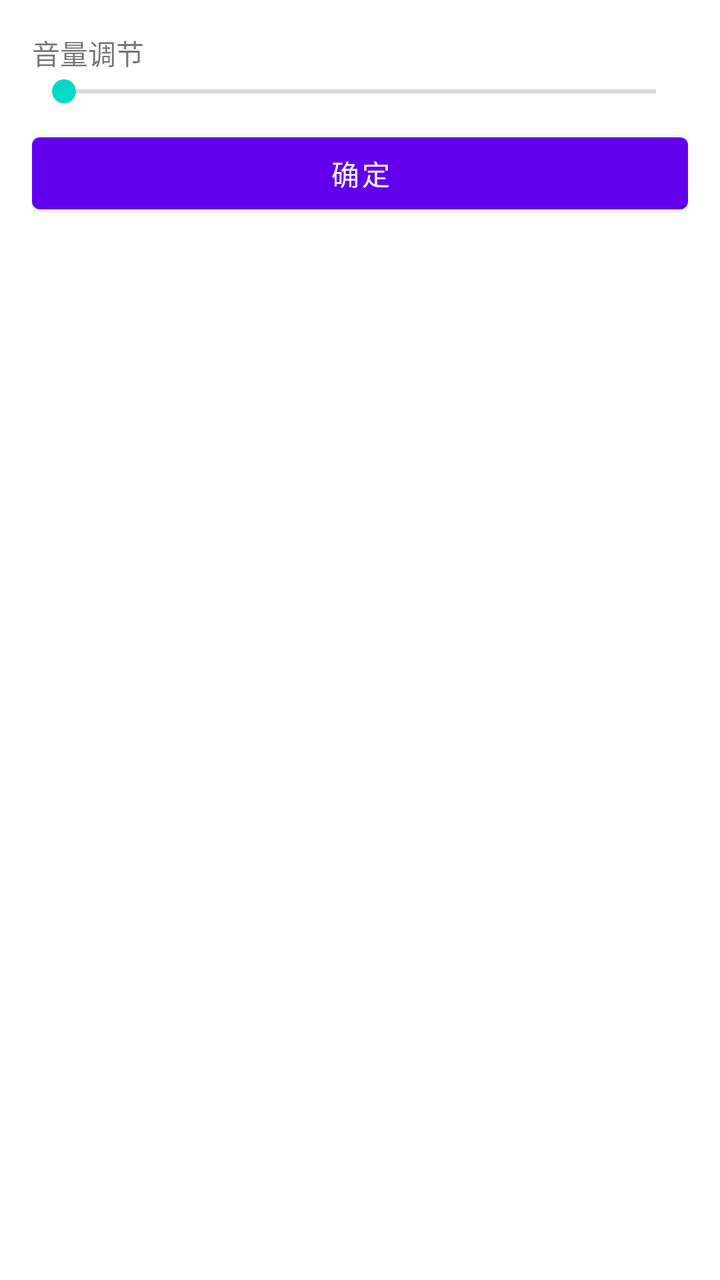
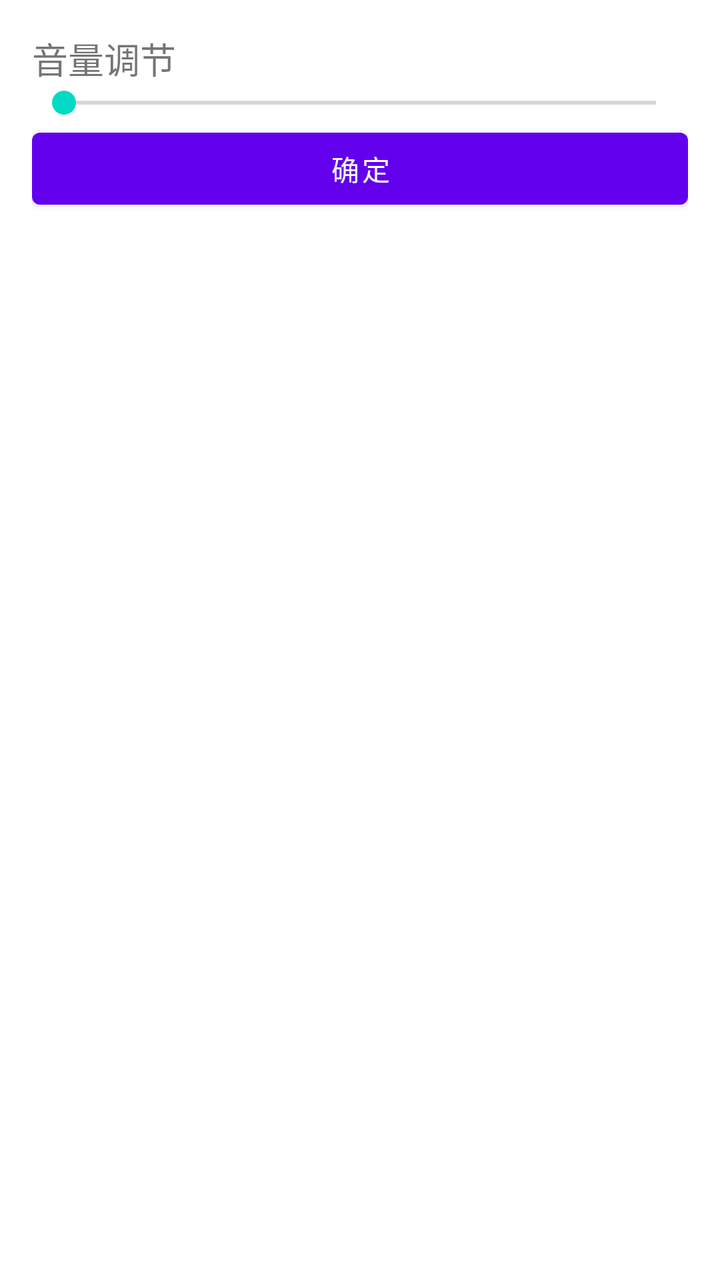

An Android layout rendered at two revisions. The XML below is the earlier revision; the diff shows what the commit changed to produce the second picture.
<!-- AndroidManifest.xml: application theme Theme.PhotoAlbumPlayer -->
<!-- res/layout/dialog_volume.xml -->
<?xml version="1.0" encoding="utf-8"?>
<LinearLayout xmlns:android="http://schemas.android.com/apk/res/android"
    android:layout_width="match_parent"
    android:layout_height="wrap_content"
    android:padding="16dp"
    android:orientation="vertical">

    <TextView
        android:layout_width="wrap_content"
        android:layout_height="wrap_content"
        android:text="音量调节"/>

    <SeekBar
        android:id="@+id/seekVolume"
        android:layout_width="match_parent"
        android:layout_height="wrap_content"
        android:max="100"/>

    <Button
        android:id="@+id/btnOk"
        android:layout_width="match_parent"
        android:layout_height="wrap_content"
        android:text="确定"
        android:layout_marginTop="8dp"/>
</LinearLayout>
<!-- resources referenced by this layout -->
<resources>
  <style name="Theme.PhotoAlbumPlayer" parent="Theme.MaterialComponents.DayNight.NoActionBar">
          <item name="android:statusBarColor">?attr/colorPrimary</item>
      </style>
</resources>

<!-- the commit's change to res/layout/dialog_volume.xml (unified diff, before → after) -->
@@ -8,18 +8,17 @@
     <TextView
         android:layout_width="wrap_content"
         android:layout_height="wrap_content"
-        android:text="音量调节"/>
+        android:text="音量调节"
+        android:textSize="18sp"/>
 
     <SeekBar
         android:id="@+id/seekVolume"
         android:layout_width="match_parent"
-        android:layout_height="wrap_content"
-        android:max="100"/>
+        android:layout_height="wrap_content"/>
 
     <Button
         android:id="@+id/btnOk"
         android:layout_width="match_parent"
         android:layout_height="wrap_content"
-        android:text="确定"
-        android:layout_marginTop="8dp"/>
+        android:text="确定"/>
 </LinearLayout>
